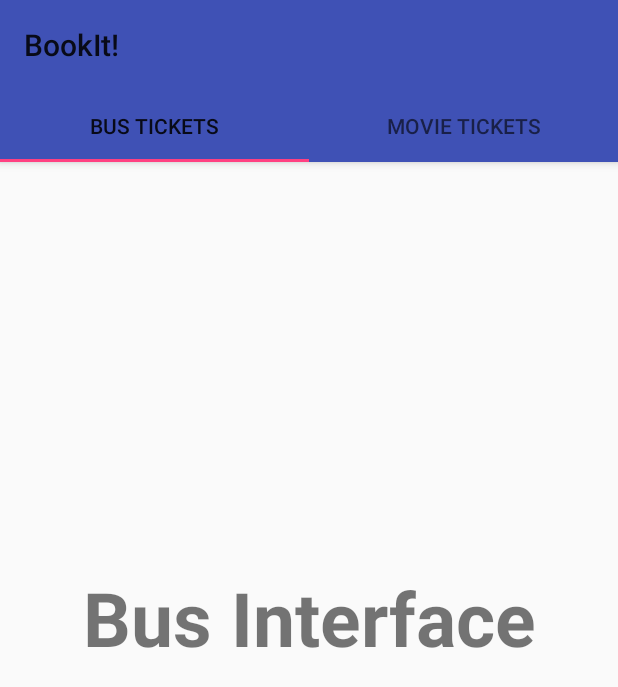
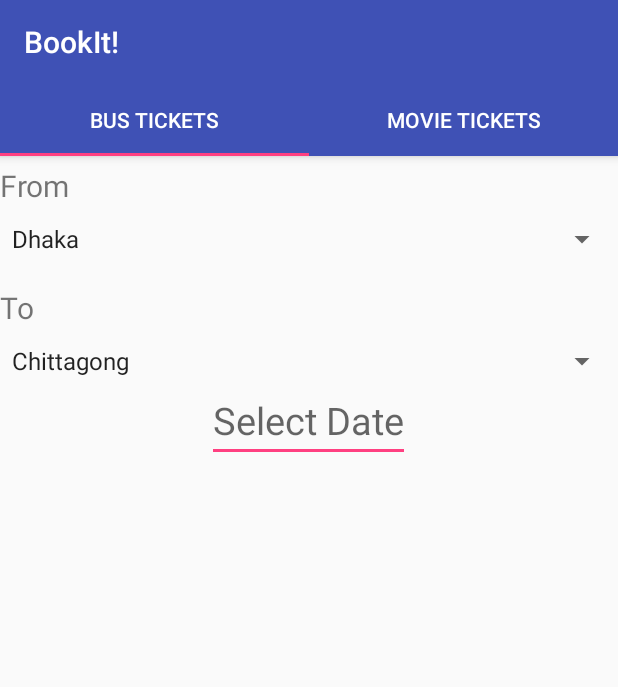
Before and after one commit to azmainadel/book-it-android, an Android app: the screen it shows after launch (MainActivity), on a phone screen of 412 x 824 dp. Shown: the top 687 px of the screen. Run offline under Robolectric (Android 15) with nearby library versions, the phone set to English and light mode, and no system bars.

Commit message:
working on bus

```diff
--- a/app/src/main/java/com/durbin/xyntherys/bookit/BusBookFragment.java
+++ b/app/src/main/java/com/durbin/xyntherys/bookit/BusBookFragment.java
@@ -1,22 +1,24 @@
 package com.durbin.xyntherys.bookit;
 
 import android.os.Bundle;
+import android.support.annotation.Nullable;
 import android.support.v4.app.Fragment;
 import android.view.LayoutInflater;
 import android.view.View;
 import android.view.ViewGroup;
-
+import android.widget.ArrayAdapter;
+import android.widget.Spinner;
 
 /**
  * A simple {@link Fragment} subclass.
  */
 public class BusBookFragment extends Fragment {
-
+    Spinner spinnerFrom;
+    Spinner spinnerTo;
 
     public BusBookFragment() {
         // Required empty public constructor
     }
-
 
     @Override
     public View onCreateView(LayoutInflater inflater, ViewGroup container,
@@ -25,4 +27,22 @@ public class BusBookFragment extends Fragment {
         return inflater.inflate(R.layout.fragment_bus_book, container, false);
     }
 
+    @Override
+    public void onViewCreated(View view, @Nullable Bundle savedInstanceState) {
+
+        spinnerFrom = (Spinner) view.findViewById(R.id.fromPicker);
+        spinnerTo = (Spinner) view.findViewById(R.id.toPicker);
+
+        ArrayAdapter<CharSequence> sourceList = ArrayAdapter.createFromResource(getActivity(), R.array.fromNames,
+                android.R.layout.simple_spinner_item);
+        sourceList.setDropDownViewResource(android.R.layout.simple_spinner_dropdown_item);
+        spinnerFrom.setAdapter(sourceList);
+
+        ArrayAdapter<CharSequence> destinationList = ArrayAdapter.createFromResource(getActivity(), R.array.toNames,
+                android.R.layout.simple_spinner_item);
+        destinationList.setDropDownViewResource(android.R.layout.simple_spinner_dropdown_item);
+        spinnerTo.setAdapter(destinationList);
+
+        super.onViewCreated(view, savedInstanceState);
+    }
 }
--- /dev/null
+++ b/app/src/main/java/com/durbin/xyntherys/bookit/DateDialog.java
@@ -0,0 +1,35 @@
+package com.durbin.xyntherys.bookit;
+
+import android.app.DatePickerDialog;
+import android.app.Dialog;
+import android.app.DialogFragment;
+import android.os.Bundle;
+import android.view.View;
+import android.widget.DatePicker;
+import android.widget.EditText;
+
+import java.util.Calendar;
+
+
+public class DateDialog extends DialogFragment implements DatePickerDialog.OnDateSetListener {
+    EditText editText;
+
+    public DateDialog(View view){
+        editText = (EditText)view;
+    }
+
+    public Dialog onCreateDialog(Bundle savedInstanceState){
+        final Calendar calendar = Calendar.getInstance();
+
+        int year  = calendar.get(Calendar.YEAR);
+        int month = calendar.get(Calendar.MONTH);
+        int day = calendar.get(Calendar.DAY_OF_MONTH);
+
+        return new DatePickerDialog(getActivity(),this,year,month,day);
+    }
+
+    public void onDateSet(DatePicker view, int year, int month, int day){
+        String date = day + "/" + (month+1) + "/" + year;
+        editText.setText(date);
+    }
+}
--- a/app/src/main/java/com/durbin/xyntherys/bookit/MainActivity.java
+++ b/app/src/main/java/com/durbin/xyntherys/bookit/MainActivity.java
@@ -5,6 +5,7 @@ import android.support.design.widget.TabLayout;
 import android.support.v4.view.ViewPager;
 import android.support.v7.app.AppCompatActivity;
 import android.support.v7.widget.Toolbar;
+
 
 public class MainActivity extends AppCompatActivity{
     Toolbar toolbar;
@@ -24,6 +25,7 @@ public class MainActivity extends AppCompatActivity{
         setSupportActionBar(toolbar);
 
         viewPagerAdapter = new ViewPagerAdapter(getSupportFragmentManager());
+
         viewPagerAdapter.addFragment(new BusBookFragment(),"Bus Tickets");
         viewPagerAdapter.addFragment(new MovieBookFragment(),"Movie Tickets");
 
@@ -32,6 +34,7 @@ public class MainActivity extends AppCompatActivity{
         setSupportActionBar(toolbar);
 
         tabLayout.setupWithViewPager(viewPager);
+
     }
 
 }
--- a/app/src/main/res/layout/activity_main.xml
+++ b/app/src/main/res/layout/activity_main.xml
@@ -3,24 +3,29 @@
     xmlns:tools="http://schemas.android.com/tools"
     android:layout_width="match_parent"
     android:layout_height="match_parent"
+    xmlns:app="http://schemas.android.com/apk/res-auto"
     tools:context="com.durbin.xyntherys.bookit.MainActivity">
 
     <android.support.design.widget.AppBarLayout
         android:layout_width="match_parent"
-        android:layout_height="wrap_content">
+        android:layout_height="wrap_content"
+        android:minHeight="20dp">
 
-        <include layout="@layout/toolbar_layout"></include>
+        <include layout="@layout/toolbar_layout">
+        </include>
 
         <android.support.design.widget.TabLayout
             android:layout_width="match_parent"
             android:layout_height="wrap_content"
-            android:id="@+id/tablayout">
+            android:id="@+id/tablayout"
+            app:tabTextColor="#FFFFFF">
 
         </android.support.design.widget.TabLayout>
 
     </android.support.design.widget.AppBarLayout>
 
     <android.support.v4.view.ViewPager
+        android:layout_marginTop="80dp"
         android:layout_width="match_parent"
         android:layout_height="match_parent"
         android:id="@+id/viewpager">
--- a/app/src/main/res/layout/fragment_bus_book.xml
+++ b/app/src/main/res/layout/fragment_bus_book.xml
@@ -1,16 +1,57 @@
-<FrameLayout xmlns:android="http://schemas.android.com/apk/res/android"
+<RelativeLayout xmlns:android="http://schemas.android.com/apk/res/android"
     xmlns:tools="http://schemas.android.com/tools"
     android:layout_width="match_parent"
     android:layout_height="match_parent"
     tools:context="com.durbin.xyntherys.bookit.BusBookFragment">
 
     <!-- TODO: Update blank fragment layout -->
+
     <TextView
         android:layout_width="match_parent"
-        android:layout_height="match_parent"
-        android:text="Bus Interface"
-        android:textSize="50sp"
-        android:textStyle="bold"
-        android:gravity="center"/>
+        android:layout_height="wrap_content"
+        android:text="@string/from"
+        android:textSize="20sp"
+        android:layout_marginTop="30dp"
+        android:id="@+id/fromText"/>
 
-</FrameLayout>
+    <Spinner
+        android:layout_marginTop="10dp"
+        android:layout_width="match_parent"
+        android:layout_height="wrap_content"
+        android:id="@+id/fromPicker"
+        android:layout_below="@+id/fromText"
+        android:layout_alignParentLeft="true"
+        android:layout_alignParentStart="true">
+    </Spinner>
+
+    <TextView
+        android:layout_width="match_parent"
+        android:layout_height="wrap_content"
+        android:text="@string/to"
+        android:layout_marginTop="20dp"
+        android:textSize="20sp"
+        android:id="@+id/toText"
+        android:layout_below="@+id/fromPicker"
+        android:layout_alignParentLeft="true"
+        android:layout_alignParentStart="true" />
+
+    <Spinner
+        android:id="@+id/toPicker"
+        android:layout_marginTop="10dp"
+        android:layout_width="match_parent"
+        android:layout_height="wrap_content"
+        android:layout_below="@+id/toText"
+        android:layout_alignParentLeft="true"
+        android:layout_alignParentStart="true">
+    </Spinner>
+
+    <EditText
+        android:id="@+id/selectDateBus"
+        android:layout_width="wrap_content"
+        android:layout_centerHorizontal="true"
+        android:layout_height="wrap_content"
+        android:textSize="25sp"
+        android:layout_below="@id/toPicker"
+        android:hint="@string/dateBus"/>
+
+</RelativeLayout>
--- a/app/src/main/res/layout/toolbar_layout.xml
+++ b/app/src/main/res/layout/toolbar_layout.xml
@@ -1,11 +1,12 @@
 <?xml version="1.0" encoding="utf-8"?>
-<android.support.v7.widget.Toolbar
-    xmlns:android="http://schemas.android.com/apk/res/android"
+<android.support.v7.widget.Toolbar xmlns:android="http://schemas.android.com/apk/res/android"
     android:layout_width="match_parent"
     android:layout_height="wrap_content"
+    xmlns:app="http://schemas.android.com/apk/res-auto"
     android:background="@color/colorPrimary"
+    app:titleTextColor="#FFFFFF"
     android:fitsSystemWindows="true"
-    android:minHeight="60dp"
+    android:minHeight="20dp"
     android:id="@+id/toolbar">
 
 </android.support.v7.widget.Toolbar>
--- a/app/src/main/res/values/strings.xml
+++ b/app/src/main/res/values/strings.xml
@@ -1,6 +1,26 @@
 <resources>
     <string name="app_name">BookIt!</string>
+    <string name="from">From</string>
+    <string name="to">To</string>
+    <string name="dateBus">Select Date</string>
 
     <!-- TODO: Remove or change this placeholder text -->
     <string name="hello_blank_fragment">Hello blank fragment</string>
+
+    <string-array name="fromNames">
+        <item>Dhaka</item>
+        <item>Chittagong</item>
+        <item>Sylhet</item>
+        <item>Khulna</item>
+        <item>Bogra</item>
+    </string-array>
+
+    <string-array name="toNames">
+        <item>Chittagong</item>
+        <item>Sylhet</item>
+        <item>Khulna</item>
+        <item>Bogra</item>
+        <item>Dhaka</item>
+    </string-array>
+
 </resources>
--- a/build.gradle
+++ b/build.gradle
@@ -5,7 +5,7 @@ buildscript {
         jcenter()
     }
     dependencies {
-        classpath 'com.android.tools.build:gradle:2.1.0'
+        classpath 'com.android.tools.build:gradle:2.1.2'
 
         // NOTE: Do not place your application dependencies here; they belong
         // in the individual module build.gradle files
```
Also changed, not shown: 1 other file.
